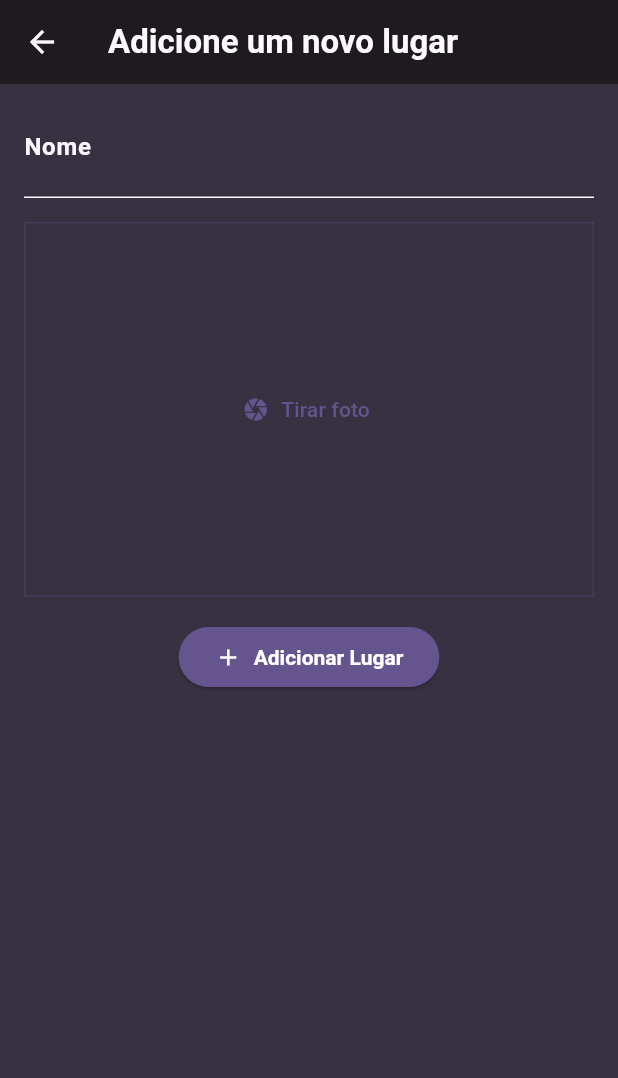
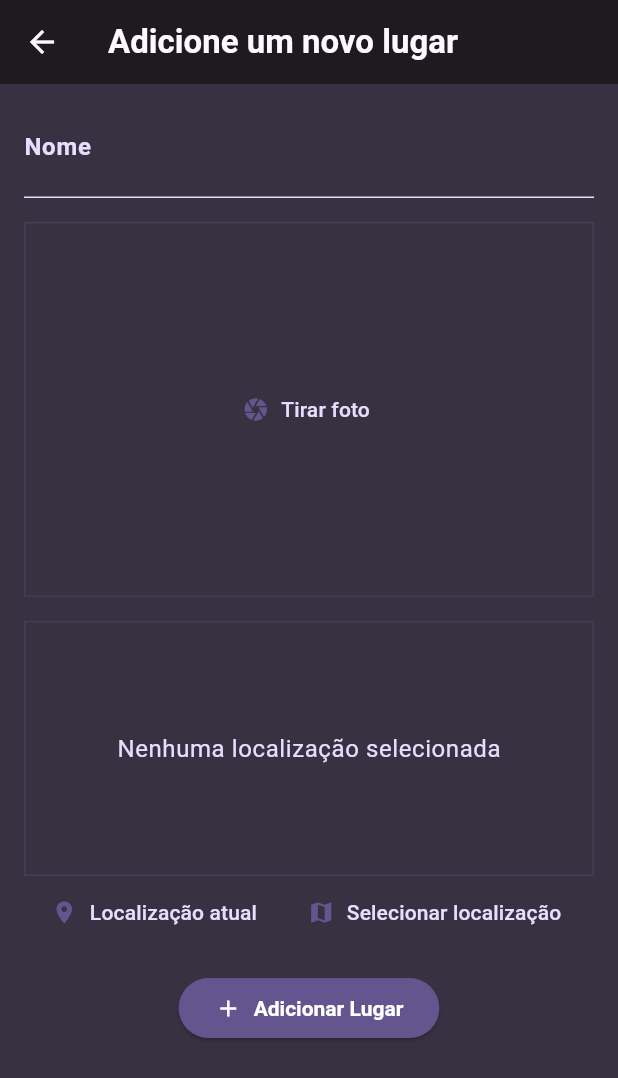
Before and after one commit to Gabrielst27/favorite_places, a Flutter app: the AddPlaceScreen screen opened directly, on a phone screen of 412 x 824 dp. Shown: the top 1078 px of the screen. Run offline on Flutter 3.47's test engine with Material 3 defaults, Android fonts, the phone set to English and light mode, and no system bars; our stand-ins replace flutter_riverpod, google_fonts, image_picker.

Commit message:
feat: created location input widget

```diff
--- a/lib/theme.dart
+++ b/lib/theme.dart
@@ -15,7 +15,7 @@ final theme = ThemeData().copyWith(
   ),
   inputDecorationTheme: InputDecorationTheme(
     labelStyle: GoogleFonts.ubuntuCondensed(
-      color: darkColorScheme.surfaceBright,
+      color: darkColorScheme.primaryContainer,
       fontWeight: FontWeight.bold,
       fontSize: 16,
     ),
@@ -23,7 +23,7 @@ final theme = ThemeData().copyWith(
       borderSide: BorderSide(color: darkColorScheme.primary),
     ),
     enabledBorder: UnderlineInputBorder(
-      borderSide: BorderSide(color: darkColorScheme.surfaceBright),
+      borderSide: BorderSide(color: darkColorScheme.primaryContainer),
     ),
   ),
   elevatedButtonTheme: ElevatedButtonThemeData(
@@ -35,18 +35,26 @@ final theme = ThemeData().copyWith(
       ),
     ),
   ),
+  textButtonTheme: TextButtonThemeData(
+    style: ButtonStyle(
+      foregroundColor: WidgetStateProperty.all(
+        darkColorScheme.primaryContainer,
+      ),
+      iconColor: WidgetStateProperty.all(darkColorScheme.primary),
+    ),
+  ),
   textTheme: GoogleFonts.ubuntuCondensedTextTheme().copyWith(
     bodyLarge: GoogleFonts.ubuntuCondensed(
       fontSize: 24,
-      color: darkColorScheme.surfaceBright,
+      color: darkColorScheme.primaryContainer,
     ),
     bodyMedium: GoogleFonts.ubuntuCondensed(
       fontSize: 20,
-      color: darkColorScheme.surfaceBright,
+      color: darkColorScheme.primaryContainer,
     ),
     bodySmall: GoogleFonts.ubuntuCondensed(
       fontSize: 16,
-      color: darkColorScheme.surfaceBright,
+      color: darkColorScheme.primaryContainer,
     ),
     displayLarge: GoogleFonts.ubuntuCondensed(
       color: darkColorScheme.surfaceBright,
--- a/lib/widgets/add_place_form.dart
+++ b/lib/widgets/add_place_form.dart
@@ -3,6 +3,7 @@ import 'dart:io';
 import 'package:favorite_places/models/place_model.dart';
 import 'package:favorite_places/providers/place_provider.dart';
 import 'package:favorite_places/widgets/image_input.dart';
+import 'package:favorite_places/widgets/location_input.dart';
 import 'package:flutter/material.dart';
 import 'package:flutter_riverpod/flutter_riverpod.dart';
 
@@ -70,6 +71,8 @@ class _AddPlaceFormState extends ConsumerState<AddPlaceForm> {
               onPickImage: _pickImage,
             ),
             const SizedBox(height: 16),
+            LocationInput(),
+            const SizedBox(height: 16),
             ElevatedButton(
               onPressed: () => _submit(ref),
               child: Row(
--- /dev/null
+++ b/lib/widgets/location_input.dart
@@ -0,0 +1,51 @@
+import 'package:flutter/material.dart';
+
+class LocationInput extends StatefulWidget {
+  const LocationInput({super.key});
+
+  @override
+  State<LocationInput> createState() => _LocationInputState();
+}
+
+class _LocationInputState extends State<LocationInput> {
+  @override
+  Widget build(BuildContext context) {
+    return Column(
+      children: [
+        Container(
+          height: 170,
+          width: double.infinity,
+          decoration: BoxDecoration(
+            border: Border.all(
+              width: 1,
+              color: Theme.of(context).colorScheme.primary.withAlpha(75),
+            ),
+          ),
+          child: Center(
+            child: Text(
+              'Nenhuma localização selecionada',
+              style: Theme.of(context).textTheme.bodySmall!.copyWith(
+                color: Theme.of(context).colorScheme.primaryContainer,
+              ),
+            ),
+          ),
+        ),
+        Row(
+          mainAxisAlignment: MainAxisAlignment.spaceEvenly,
+          children: [
+            TextButton.icon(
+              onPressed: () {},
+              icon: const Icon(Icons.location_on),
+              label: const Text('Localização atual'),
+            ),
+            TextButton.icon(
+              onPressed: () {},
+              icon: const Icon(Icons.map),
+              label: const Text('Selecionar localização'),
+            ),
+          ],
+        ),
+      ],
+    );
+  }
+}
--- a/pubspec.yaml
+++ b/pubspec.yaml
@@ -38,6 +38,7 @@ dependencies:
   flutter_riverpod: ^2.6.1
   uuid: ^4.5.1
   image_picker: ^1.1.2
+  location: ^8.0.1
 
 dev_dependencies:
   flutter_test:
```
Also changed, not shown: pubspec.lock, 2 other files.
